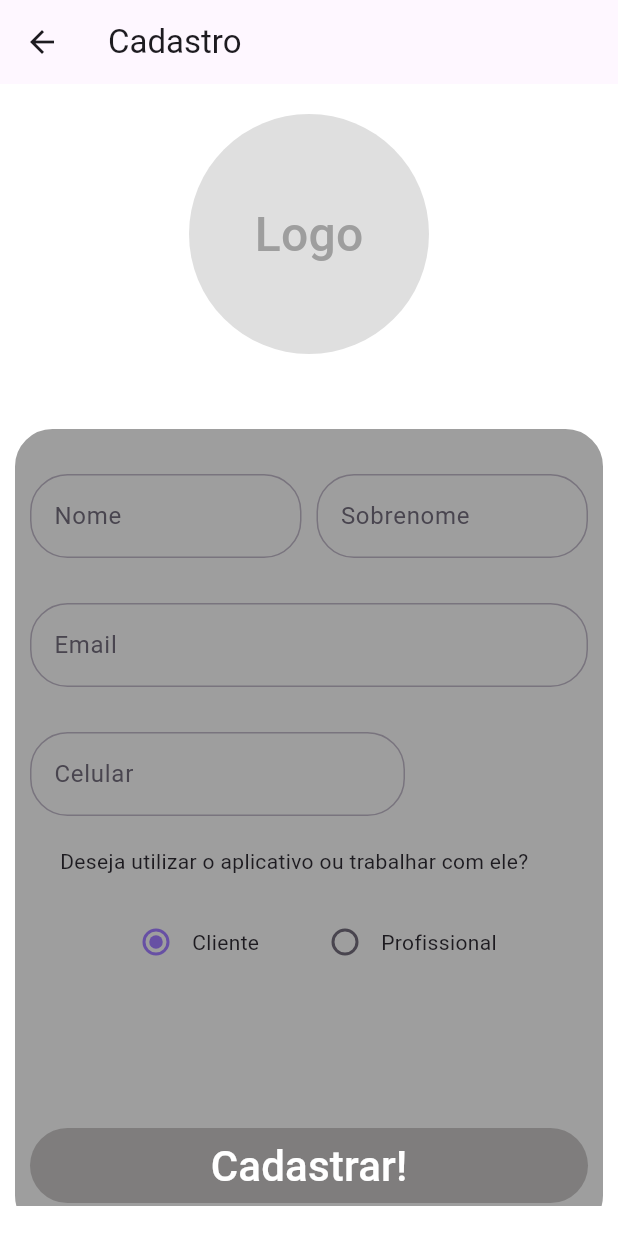
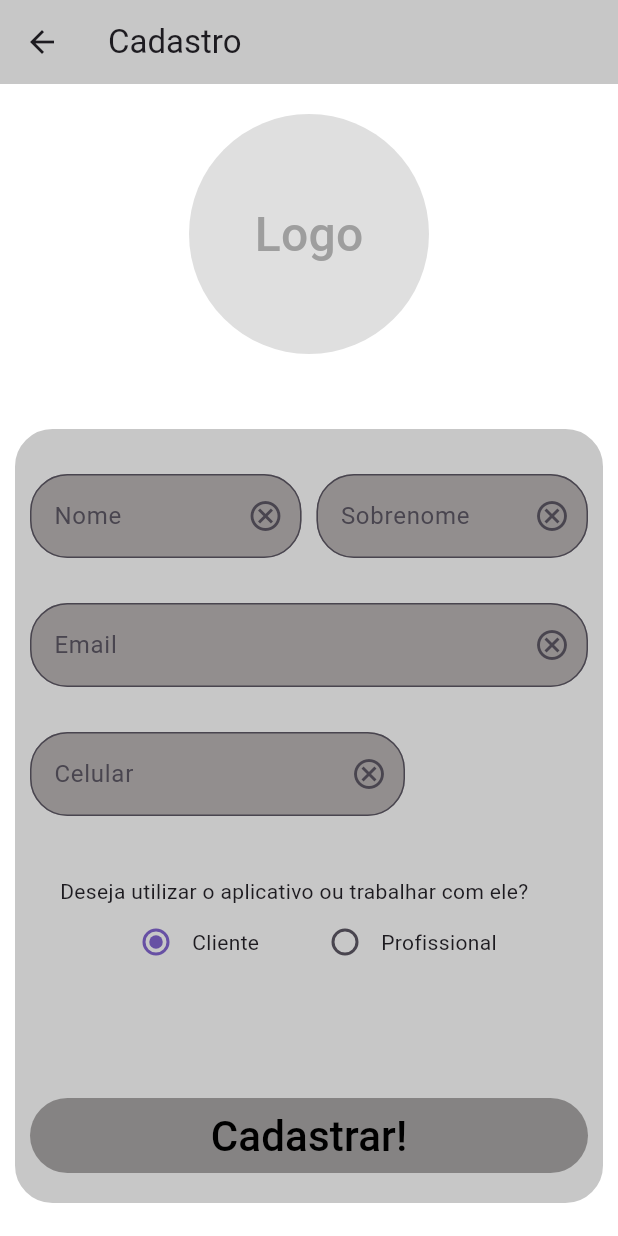
Before and after one commit to wastedy/HealthApp, a Flutter app: the RegisterPage screen opened by its route, on a phone screen of 412 x 824 dp. Run offline on Flutter 3.47's test engine with Material 3 defaults, Android fonts, the phone set to English and light mode, and no system bars.

Commit message:
Form Validation 0.1

```diff
--- a/lib/main.dart
+++ b/lib/main.dart
@@ -1,4 +1,6 @@
 import 'package:flutter/material.dart';
+import 'registerpage.dart';
+import 'forgotpasswordpage.dart';
 
 void main() {
   runApp(
@@ -8,7 +10,7 @@ void main() {
       routes: {
         '/': (context) => const LoginPage(),
         '/register': (context) => const RegisterPage(),
-        '/forgotpassword': (context) => const ForgotPassword()
+        '/forgotpassword': (context) => const ForgotPasswordPage()
       },
     )
   );
@@ -27,28 +29,7 @@ class LoginPage extends StatelessWidget {
             children: [
               avatarLogoImage(radius: 80),
               Text("HealthApp", textAlign: TextAlign.center, textScaler: TextScaler.linear(5)),
-              Padding(
-                padding: EdgeInsets.symmetric(vertical: 20, horizontal: 30),
-                child: TextFormField(decoration: InputDecoration(labelText: "Endereço de email", border: OutlineInputBorder(borderRadius: BorderRadius.circular(25))),),
-              ),
-              Padding(
-                padding: EdgeInsets.symmetric(vertical: 10, horizontal: 30),
-                child: TextFormField(decoration: InputDecoration(labelText: "Senha", border: OutlineInputBorder(borderRadius: BorderRadius.circular(25))),),
-              ),
-              Row(mainAxisAlignment: MainAxisAlignment.center,
-                children: <Widget>[
-                  Expanded(child: ListTile(
-                      title: const Text("Lembrar por 30 dias?"),
-                      leading: CheckboxRememberLoginPage(),
-                    ),
-                  ),
-                  TextButton(child: Text("Esqueceu a senha?"), onPressed: () => ( Navigator.pushNamed(context, '/forgotpassword') ),),
-                ],
-              ),
-              Padding(
-                padding: EdgeInsetsGeometry.symmetric(vertical: 20),
-                child: SizedBox(width: 350, child: FilledButton(onPressed: () => (), style: ButtonStyle(backgroundColor: WidgetStatePropertyAll(Colors.green)), child: Text("Entrar"))),
-              ),
+              LoginForm(),
               loginWithGoogleButton(width: 350),
               Row(mainAxisAlignment: MainAxisAlignment.center, children: [
                   Text("Não possui conta?", textScaler: TextScaler.linear(1.5),),
@@ -58,6 +39,114 @@ class LoginPage extends StatelessWidget {
             ],
           )
         )
+      )
+    );
+  }
+}
+
+class LoginForm extends StatefulWidget {
+  const LoginForm({super.key});
+
+  @override
+  State<LoginForm> createState() => _LoginFormState();
+}
+
+class _LoginFormState extends State<LoginForm> {
+  final _loginFormKey = GlobalKey<FormState>();
+  final emailController = TextEditingController();
+  final passwordController = TextEditingController();
+  bool is30DayLoginRememberChecked = false;
+  bool isPasswordVisible = true;
+
+  @override
+  void dispose() {
+    emailController.dispose();
+    passwordController.dispose();
+    super.dispose();
+
+  }
+
+  String? loginFormValidator({required String? value, required String? inputType}) {
+    if (value == null || value.isEmpty) { return "Esse campo não pode estar vazio"; }
+    if (inputType == 'mail' && !value.contains("@")) {
+      return "Insira um email valido";
+    }
+    if (inputType == 'password') {
+      if (value.length < 5) {
+        return "Insira uma senha com pelo menos 5 dígitos";
+      }
+    }
+
+    return null;
+  }
+
+  void togglePasswordVisibility() {
+    setState(() {
+      isPasswordVisible = !isPasswordVisible;
+    });
+  }
+
+  Widget loginPageInputTextFormField({required TextEditingController controller, String? labelText, Widget? prefixIcon, required String? validator, String? hintText, required bool obscureText}) {
+    var icon = Icon(Icons.cancel_outlined);
+    var onPressed = controller.clear;
+    if (validator == "password") {
+      icon = isPasswordVisible ?  Icon(Icons.visibility_off) : Icon(Icons.visibility);
+      onPressed = togglePasswordVisibility;
+    }
+
+    return TextFormField(
+      controller: controller,
+      validator: (value) => loginFormValidator(value: value, inputType: validator),
+      obscureText: obscureText,
+      decoration: InputDecoration(
+        labelText: labelText,
+        prefixIcon: prefixIcon,
+        suffixIcon: IconButton(onPressed: onPressed, icon: icon),
+        border: OutlineInputBorder(borderRadius: BorderRadius.circular(25)),
+        hintText: hintText,
+      ),
+    );
+  }
+
+  @override
+  Widget build(BuildContext context) {
+    return Form(key: _loginFormKey, child:
+      Column(
+        children: <Widget>[
+          Padding(
+            padding: EdgeInsets.symmetric(vertical: 20, horizontal: 30),
+            child: loginPageInputTextFormField(validator: "mail", obscureText: false, controller: emailController, labelText: "Endereço de email", prefixIcon: Icon(Icons.mail_outline), hintText: "exemplo@exemplo.com")
+          ),
+          Padding(
+            padding: EdgeInsets.symmetric(vertical: 10, horizontal: 30),
+            child: loginPageInputTextFormField(validator: "password", obscureText: isPasswordVisible, controller: passwordController, labelText: "Senha", prefixIcon: Icon(Icons.lock_outline))
+          ),
+          Row(mainAxisAlignment: MainAxisAlignment.center,
+            children: <Widget>[
+              Expanded(child: ListTile(
+                  title: const Text("Lembrar por 30 dias?"),
+                  leading: Checkbox(value: is30DayLoginRememberChecked, onChanged: (value) => setState(() {
+                    is30DayLoginRememberChecked = value!;
+                  })),
+                ),
+              ),
+              TextButton(child: Text("Esqueceu a senha?"), onPressed: () => ( Navigator.pushNamed(context, '/forgotpassword') ),),
+            ],
+          ),
+          Padding(
+            padding: EdgeInsetsGeometry.symmetric(vertical: 20),
+            child: SizedBox(
+              width: 350,
+              child: FilledButton(
+                onPressed: () => {
+                  if(_loginFormKey.currentState!.validate()) {
+                    ScaffoldMessenger.of(context).showSnackBar(SnackBar(content: Text("Dados Enviados!")))
+                  }
+                },
+                style: ButtonStyle(backgroundColor: WidgetStatePropertyAll(Colors.green)),
+                child: Text("Entrar"))),
+          ),
+        ],
       )
     );
   }
@@ -84,157 +173,3 @@ Widget loginWithGoogleButton({required double? width}) {
     )
   );
 }
-
-class CheckboxRememberLoginPage extends StatefulWidget {
-  const CheckboxRememberLoginPage({super.key});
-
-  @override
-  State<CheckboxRememberLoginPage> createState() => _CheckboxRememberLoginState();
-}
-
-class _CheckboxRememberLoginState extends State<CheckboxRememberLoginPage> {
-  bool isChecked = false;
-  @override
-  Widget build(BuildContext context) {
-    return Checkbox(value: isChecked, onChanged: (value) => setState(() {
-          isChecked = value!;
-        }
-      ),
-    );
-  }
-}
-
-class RegisterPage extends StatelessWidget {
-  const RegisterPage({super.key});
-  final registerformbackgroundcolor = Colors.grey;
-  final registerpagebackgroundcolor = Colors.white;
-
-  @override
-  Widget build(BuildContext context) {
-    return Scaffold(
-      appBar: AppBar(title: Text("Cadastro")),
-      body: Container(padding: EdgeInsets.symmetric(vertical: 20),
-        color: registerpagebackgroundcolor,
-        child: SingleChildScrollView(
-          child: Center(
-            child: Column(
-              children: [
-                avatarLogoImage(radius: 80),
-                Container(margin: EdgeInsets.symmetric(vertical: 50, horizontal: 10),
-                  decoration: BoxDecoration(color: registerformbackgroundcolor, borderRadius: BorderRadius.circular(25), border: Border.all(width: 10, color: registerformbackgroundcolor)),
-                  child: Padding(
-                    padding: EdgeInsetsGeometry.only(top: 20, bottom: 10),
-                    child: Column(
-                      children: [
-                        Row(mainAxisSize: MainAxisSize.min, spacing: 10,
-                          children: [
-                            Expanded(child: TextFormField(decoration: InputDecoration(hintText: "Insira seu Nome", label: Text("Nome"), border: OutlineInputBorder(borderRadius: BorderRadius.circular(25))),),),
-                            Expanded(child: TextFormField(decoration: InputDecoration(hintText: "Insira seu Sobrenome", label: Text("Sobrenome"), border: OutlineInputBorder(borderRadius: BorderRadius.circular(25))),))
-                          ],
-                        ),
-                        Padding(
-                          padding: EdgeInsetsGeometry.symmetric(vertical: 30),
-                          child: Row(
-                            children: [
-                              Expanded(child: TextFormField(decoration: InputDecoration(hintText: "exemplo@dominio.com", label: Text("Email"), border: OutlineInputBorder(borderRadius: BorderRadius.circular(25))),),)
-                            ],
-                          ),
-                        ),
-                        Row(
-                          children: [
-                            SizedBox(
-                              width: 250,
-                              child: TextFormField(decoration: InputDecoration(hintText: "(00) 0000-0000", label: Text("Celular"), border: OutlineInputBorder(borderRadius: BorderRadius.circular(25))),),
-                            )
-                          ],
-                        ),
-                        Padding(
-                          padding: EdgeInsetsGeometry.symmetric(vertical: 20, horizontal: 20),
-                          child: Row(
-                            children: [
-                              Expanded(child: Text("Deseja utilizar o aplicativo ou trabalhar com ele?"),),
-                            ]
-                          ),
-                        ),
-                        Padding(
-                          padding: EdgeInsetsGeometry.symmetric(horizontal: 60),
-                          child: ClientOrWorkerRadioList(),
-                        ),
-                        Padding(
-                          padding: EdgeInsetsGeometry.only(top: 100),
-                          child: SizedBox(
-                            width: 400,
-                            height: 50,
-                            child: FilledButton(
-                              onPressed: () => (),
-                              style: ButtonStyle(backgroundColor: WidgetStatePropertyAll(Color.fromARGB(217, 121, 119, 119))),
-                              child: Text("Cadastrar!", textScaler: TextScaler.linear(2), style: TextStyle(color: Colors.white),)
-                            )
-                          ),
-                        ),
-
-
-                      ],
-                    )
-                  ),
-                )
-              ],
-            ),
-          )
-        ),
-      )
-    );
-  }
-}
-
-enum ClientOrWorker { client, worker }
-
-class ClientOrWorkerRadioList extends StatefulWidget {
-  const ClientOrWorkerRadioList({super.key});
-
-  @override
-  State<ClientOrWorkerRadioList> createState() => _ClientOrWorkerRadioListState();
-}
-
-class _ClientOrWorkerRadioListState extends State<ClientOrWorkerRadioList> {
-  ClientOrWorker? _clientOrWorker = ClientOrWorker.client;
-  @override
-  Widget build(BuildContext context) {
-    return Row(
-      children: <Widget>[
-        Radio<ClientOrWorker>(
-          value: ClientOrWorker.client,
-          groupValue: _clientOrWorker,
-          onChanged: (ClientOrWorker? value) {
-            setState(() {
-              _clientOrWorker = value;
-            });
-          }
-        ),
-        Expanded(child: Text("Cliente")),
-        Radio<ClientOrWorker>(
-          value: ClientOrWorker.worker,
-          groupValue: _clientOrWorker,
-          onChanged: (ClientOrWorker? value) {
-            setState(() {
-              _clientOrWorker = value;
-            });
-          }
-        ),
-        Expanded(child: Text("Profissional"))
-      ],
-    );
-  }
-}
-
-class ForgotPassword extends StatelessWidget {
-  const ForgotPassword({super.key});
-
-  @override
-  Widget build(BuildContext context) {
-    return Scaffold(
-      appBar: AppBar(title: Text("Esqueci a senha")),
-      body: Placeholder()
-    );
-  }
-}
--- /dev/null
+++ b/lib/registerpage.dart
@@ -0,0 +1,187 @@
+import 'package:flutter/material.dart';
+import 'main.dart';
+
+class RegisterPage extends StatelessWidget {
+  const RegisterPage({super.key});
+  final registerformbackgroundcolor = const Color.fromARGB(255, 199, 199, 199);
+  final registerpagebackgroundcolor = Colors.white;
+
+  @override
+  Widget build(BuildContext context) {
+    return Scaffold(
+      appBar: AppBar(title: Text("Cadastro"), backgroundColor: const Color.fromARGB(255, 199, 199, 199),),
+      body: Container(padding: EdgeInsets.symmetric(vertical: 20),
+        color: registerpagebackgroundcolor,
+        child: SingleChildScrollView(
+          child: Center(
+            child: Column(
+              children: [
+                avatarLogoImage(radius: 80),
+                Container(margin: EdgeInsets.symmetric(vertical: 50, horizontal: 10),
+                  decoration: BoxDecoration(color: registerformbackgroundcolor, borderRadius: BorderRadius.circular(25), border: Border.all(width: 10, color: registerformbackgroundcolor)),
+                  child: Padding(
+                    padding: EdgeInsetsGeometry.only(top: 20, bottom: 10),
+                    child: Column(
+                      children: [
+                        RegisterForm(),
+
+                      ],
+                    )
+                  ),
+                )
+              ],
+            ),
+          )
+        ),
+      )
+    );
+  }
+}
+
+enum ClientOrWorker { client, worker }
+
+class RegisterForm extends StatefulWidget {
+  const RegisterForm({super.key});
+
+  @override
+  State<RegisterForm> createState() => _RegisterFormState();
+}
+
+class _RegisterFormState extends State<RegisterForm> {
+  final _registerFormKey = GlobalKey<FormState>();
+  final nameController = TextEditingController();
+  final surnameController = TextEditingController();
+  final mailController = TextEditingController();
+  final phoneController = TextEditingController();
+  final passwordController = TextEditingController();
+  final filledTextColor = const Color.fromARGB(255, 146, 142, 142);
+  bool isPasswordVisible = false;
+  ClientOrWorker? _clientOrWorker = ClientOrWorker.client;
+
+  String? registerFormValidator({required String? value, required String? inputType}) {
+    if (value == null || value.isEmpty) { return "Esse campo não pode estar vazio"; }
+    if (inputType == 'mail' && !value.contains("@")) {
+      return "Insira um email valido";
+    }
+    if (inputType == 'password') {
+      if (value.length < 5) {
+        return "Insira uma senha com pelo menos 5 dígitos";
+      }
+    }
+
+    return null;
+  }
+
+  void togglePasswordVisibility() {
+    setState(() {
+      isPasswordVisible = !isPasswordVisible;
+    });
+  }
+
+  Widget registerPageInputTextFormField({required TextEditingController controller, Widget? label, Widget? prefixIcon, String? validator, String? hintText, required bool obscureText}) {
+    var icon = Icon(Icons.cancel_outlined);
+    var onPressed = controller.clear;
+    if (validator == "password") {
+      icon = isPasswordVisible ? Icon(Icons.visibility_off) : Icon(Icons.visibility);
+      onPressed = togglePasswordVisibility;
+    }
+
+    return TextFormField(
+      controller: controller,
+      validator: (value) => registerFormValidator(value: value, inputType: validator),
+      obscureText: obscureText,
+      decoration: InputDecoration(
+        filled: true,
+        fillColor: filledTextColor,
+        label: label,
+        prefixIcon: prefixIcon,
+        border: OutlineInputBorder(borderRadius: BorderRadius.circular(25)),
+        suffixIcon: IconButton(onPressed: onPressed, icon: icon),
+        hintText: hintText,
+      ),
+    );
+  }
+
+  @override
+  Widget build(BuildContext context) {
+    return Form(
+      child: Column(
+        children: [
+          Row(mainAxisSize: MainAxisSize.min, spacing: 10,
+            children: [
+              Expanded(child: registerPageInputTextFormField(controller: nameController, obscureText: false, hintText: "Insira seu Nome", label: Text("Nome")),),
+              Expanded(child: registerPageInputTextFormField(controller: surnameController, obscureText: false, hintText: "Insira seu Sobrenome", label: Text("Sobrenome"))),
+            ],
+          ),
+          Padding(
+            padding: EdgeInsetsGeometry.symmetric(vertical: 30),
+            child: Row(
+              children: [
+                Expanded(child: registerPageInputTextFormField(validator: 'mail', controller: mailController, obscureText: false, hintText: "exemplo@exemplo.com", label: Text("Email")),)
+              ],
+            ),
+          ),
+          Row(
+            children: [
+              SizedBox(
+                width: 250,
+                child: registerPageInputTextFormField(validator: 'phone', controller: phoneController, obscureText: false, hintText: "(00) 0000-0000", label: Text("Celular")),
+              )
+            ],
+          ),
+          Padding(
+            padding: EdgeInsetsGeometry.only(top: 40, left: 20, right: 20),
+            child: Row(
+              children: [
+                Expanded(child: Text("Deseja utilizar o aplicativo ou trabalhar com ele?"),),
+              ]
+            ),
+          ),
+          Padding(
+            padding: EdgeInsetsGeometry.symmetric(horizontal: 60),
+            child: Row(
+              children: <Widget>[
+                Radio<ClientOrWorker>(
+                  value: ClientOrWorker.client,
+                  groupValue: _clientOrWorker,
+                  onChanged: (ClientOrWorker? value) {
+                    setState(() {
+                      _clientOrWorker = value;
+                    });
+                  }
+                ),
+                Expanded(child: Text("Cliente")),
+                Radio<ClientOrWorker>(
+                  value: ClientOrWorker.worker,
+                  groupValue: _clientOrWorker,
+                  onChanged: (ClientOrWorker? value) {
+                    setState(() {
+                      _clientOrWorker = value;
+                    });
+                  }
+                ),
+                Expanded(child: Text("Profissional"))
+              ],
+            ),
+          ),
+          Padding(
+            padding: EdgeInsetsGeometry.only(top: 80),
+            child: SizedBox(
+              width: 400,
+              height: 50,
+              child: FilledButton(
+                onPressed: () => {
+                  if(_registerFormKey.currentState!.validate()) {
+                    ScaffoldMessenger.of(context).showSnackBar(SnackBar(content: Text("Dados Enviados!")))
+                  }
+                },
+                style: ButtonStyle(backgroundColor: WidgetStatePropertyAll(Color.fromARGB(217, 121, 119, 119))),
+                child: Text("Cadastrar!", textScaler: TextScaler.linear(2), style: TextStyle(color: Colors.black),)
+              )
+            ),
+          ),
+        ],
+      ),
+    );
+  }
+}
--- a/pubspec.yaml
+++ b/pubspec.yaml
@@ -59,7 +59,8 @@ flutter:
 
   # To add assets to your application, add an assets section, like this:
   assets:
-     - assets/
+     - path: assets/google-icon.png
+
 
   # An image asset can refer to one or more resolution-specific "variants", see
   # https://flutter.dev/to/resolution-aware-images
```
Also changed, not shown: lib/forgotpasswordpage.dart (added, +13 -0 lines).
